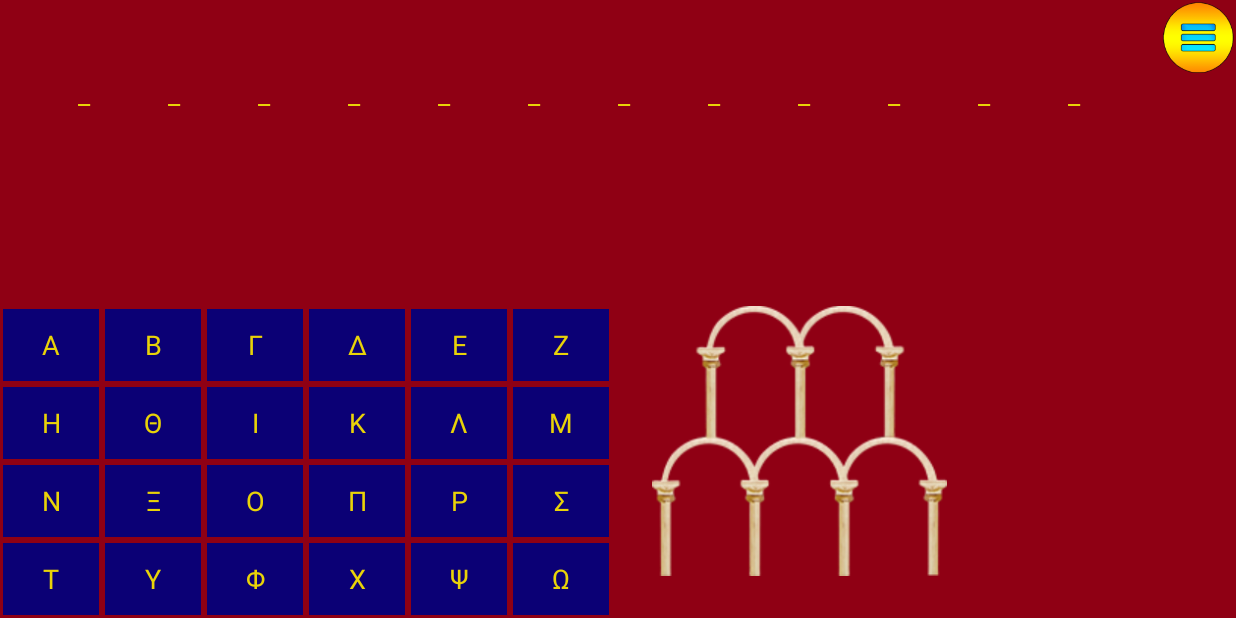
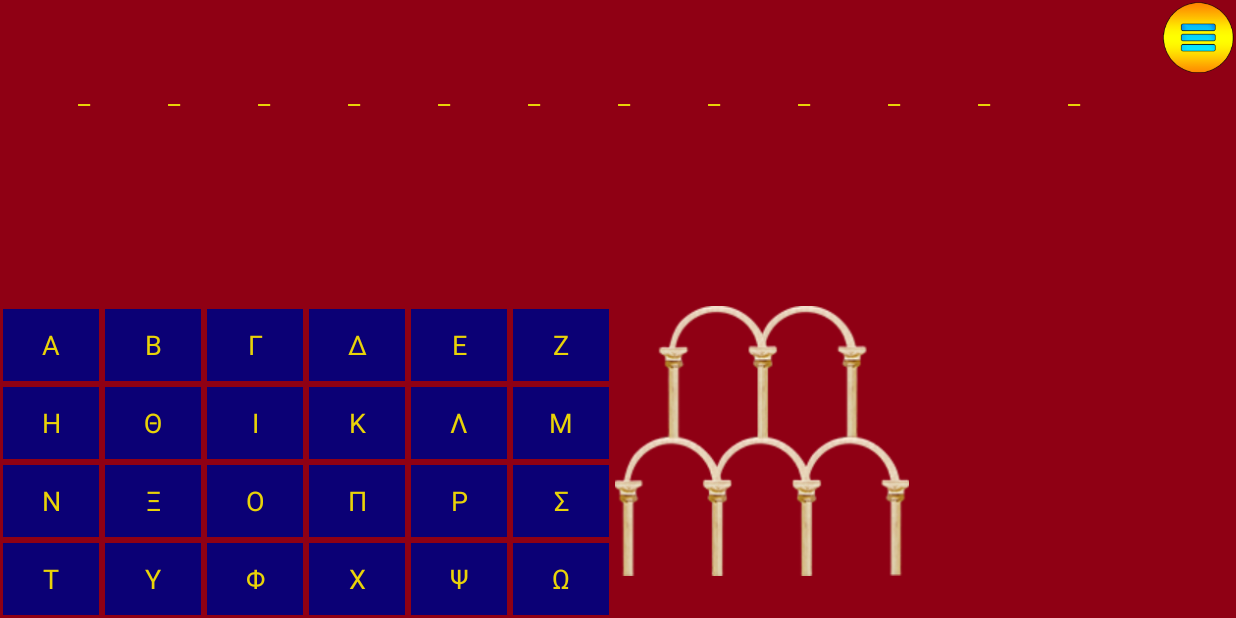
Before and after one commit to nansyg21/AmusingMuseum, an Android app: the Hangman screen opened directly, with no data from a screen before it, on a phone screen of 824 x 412 dp (held sideways). Run offline under Robolectric (Android 15) with nearby library versions, the phone set to English and light mode, and no system bars.

Commit message:
Hangman layout corrections vol 1

```diff
--- a/app/src/main/res/layout/activity_hangman.xml
+++ b/app/src/main/res/layout/activity_hangman.xml
@@ -28,9 +28,9 @@
                     android:id="@+id/letterTableRow0"
                     android:layout_width="match_parent"
                     android:layout_height="match_parent"
-                    android:layout_marginTop="50dp"
-                    android:layout_marginBottom="50dp"
-                    android:layout_gravity="center_vertical">
+                    android:gravity="bottom"
+                    android:layout_gravity="center"
+                    android:paddingTop="50dp">
                     <TextView
                         android:id="@+id/dummy_textview"
                         android:layout_width="match_parent"
@@ -317,9 +317,4 @@
         </TableRow>
     </TableLayout>
 
-
-
-    <!-- This FrameLayout insets its children based on system windows using
-         android:fitsSystemWindows. -->
-
 </FrameLayout>
--- a/app/src/main/res/values/dimen.xml
+++ b/app/src/main/res/values/dimen.xml
@@ -6,7 +6,7 @@
     <dimen name="museum_title_margin">10dp</dimen>
     <dimen name="museum_description_max_width">280dp</dimen>
 
-    <dimen name="hangman_arch_width">250dp</dimen>
+    <dimen name="hangman_arch_width">200dp</dimen>
     <dimen name="hangman_arch_height">180dp</dimen>
     <dimen name="hangman_text_size">18sp</dimen>
 
--- a/app/src/main/res/values/strings.xml
+++ b/app/src/main/res/values/strings.xml
@@ -454,7 +454,7 @@
 
     <string name="title_activity_pause_menu">PauseMenuActivity</string>
 
-
+<string name="wrong_code">Λάθος κωδικός, προσπάθησε ξανά!</string>
 
 
 
```
Also changed, not shown: app/src/main/java/com/asus_s550cb/theo/museum/QrCodeScanner.java (+3 -6 lines).
